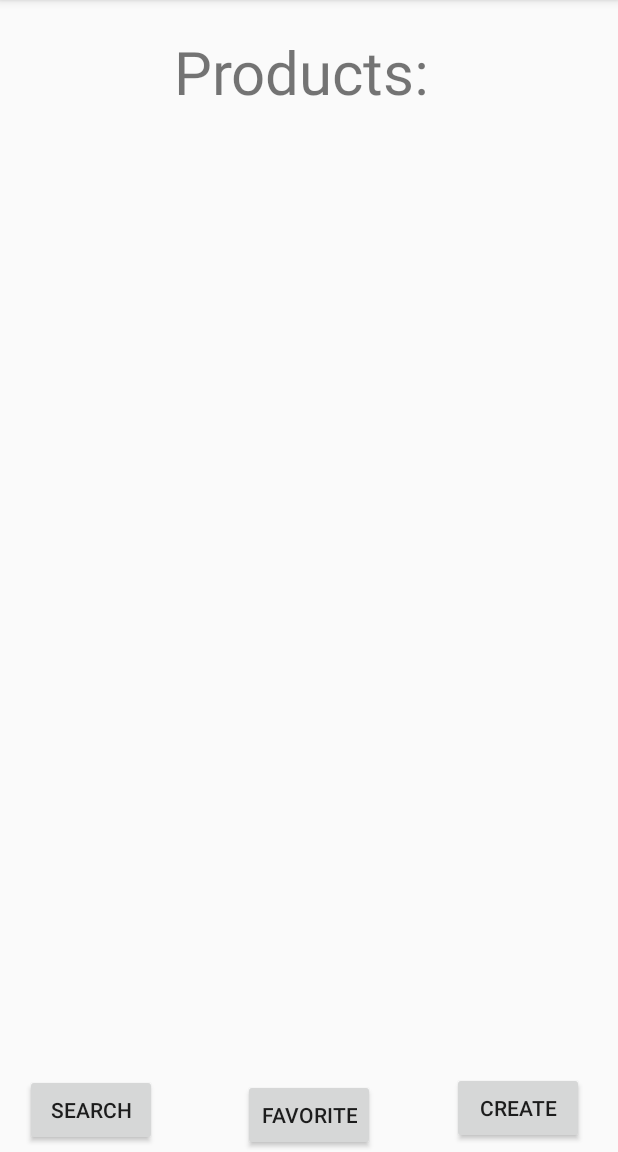
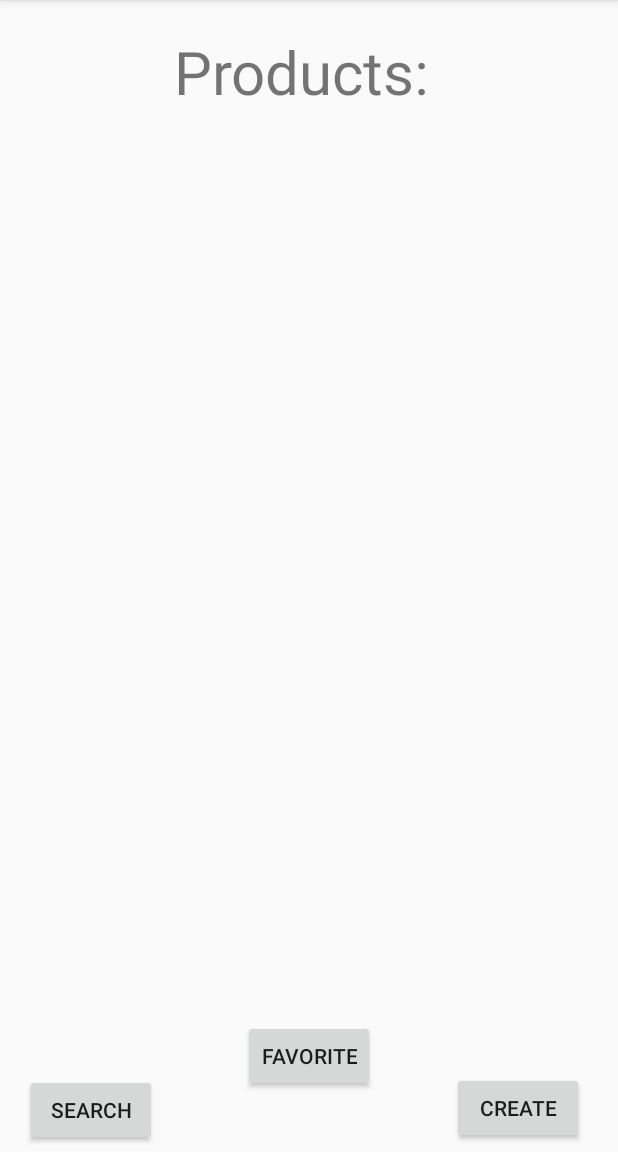
Before and after one commit to Andrewpfb/MobileSystemLabWork, an Android app: the screen it shows after launch (MainActivity), on a phone screen of 412 x 824 dp, the part 84-1236 px from its top. Run offline under Robolectric (Android 15) with nearby library versions, the phone set to English and light mode, and no system bars.

Commit message:
update SQLite

```diff
--- a/SQLite/app/src/main/AndroidManifest.xml
+++ b/SQLite/app/src/main/AndroidManifest.xml
@@ -19,7 +19,8 @@
         <activity android:name=".Activity.AddCategoryAndName" />
         <activity android:name=".Activity.AddPriceAndCountAndImg" />
         <activity android:name=".Activity.ResultActivity" />
-        <activity android:name=".Activity.SearchActivity"></activity>
+        <activity android:name=".Activity.SearchActivity" />
+        <activity android:name=".Activity.FavoriteAct"></activity>
     </application>
 
 </manifest>
--- a/SQLite/app/src/main/java/com/example/frost/sqlite/Activity/FavoriteItemActivity.java
+++ b/SQLite/app/src/main/java/com/example/frost/sqlite/Activity/FavoriteAct.java
@@ -12,10 +12,11 @@ import com.example.frost.sqlite.R;
 import java.util.ArrayList;
 import java.util.List;
 
-public class FavoriteItemActivity extends AppCompatActivity {
+public class FavoriteAct extends AppCompatActivity {
 
     @Override
     protected void onCreate(Bundle savedInstanceState) {
+
         super.onCreate(savedInstanceState);
         setContentView(R.layout.favorite_item);
         ListView favoriteListView = (ListView) findViewById(R.id.FI_ProductsList);
@@ -25,7 +26,7 @@ public class FavoriteItemActivity extends AppCompatActivity {
         if(products==null){
             products = new ArrayList<>();
         }
-        ProductAdapter productAdapter = new ProductAdapter(this,R.layout.f_item,products);
+        ProductAdapter productAdapter = new ProductAdapter(this,R.layout.f_item,products,db);
         favoriteListView.setAdapter(productAdapter);
     }
 }
--- a/SQLite/app/src/main/java/com/example/frost/sqlite/Activity/MainActivity.java
+++ b/SQLite/app/src/main/java/com/example/frost/sqlite/Activity/MainActivity.java
@@ -3,7 +3,6 @@ package com.example.frost.sqlite.Activity;
 import android.content.Intent;
 import android.support.v7.app.AppCompatActivity;
 import android.os.Bundle;
-import android.support.v7.view.StandaloneActionMode;
 import android.view.View;
 import android.widget.ListView;
 
@@ -18,7 +17,6 @@ import java.util.List;
 public class MainActivity extends AppCompatActivity {
 
     private List<Product> products;
-    ListView listView;
     DatabaseHelper db;
     @Override
     protected void onCreate(Bundle savedInstanceState) {
@@ -29,7 +27,9 @@ public class MainActivity extends AppCompatActivity {
         if(products==null) {
             products = new ArrayList<>();
         }
-        ShowProducts();
+        ListView listView = (ListView) findViewById(R.id.MA_ProductsList);
+        ProductAdapter productAdapter = new ProductAdapter(this,R.layout.item,products, db);
+        listView.setAdapter(productAdapter);
     }
 
     public void CreateClick(View view){
@@ -43,13 +43,7 @@ public class MainActivity extends AppCompatActivity {
     }
 
     public void FavoriteClick(View view){
-        Intent intent = new Intent(this, FavoriteItemActivity.class);
+        Intent intent = new Intent(this,FavoriteAct.class);
         startActivity(intent);
     }
-
-    public void ShowProducts(){
-        listView = (ListView) findViewById(R.id.MA_ProductsList);
-        ProductAdapter productAdapter = new ProductAdapter(this,R.layout.item,products);
-        listView.setAdapter(productAdapter);
-    }
 }
--- a/SQLite/app/src/main/java/com/example/frost/sqlite/Activity/ResultActivity.java
+++ b/SQLite/app/src/main/java/com/example/frost/sqlite/Activity/ResultActivity.java
@@ -53,7 +53,7 @@ public class ResultActivity extends AppCompatActivity {
     }
     public void SaveClick(View view){
         Product product = new Product(name.getText().toString(),category.getText().toString(),
-                Double.parseDouble(price.getText().toString()),Integer.parseInt(count.getText().toString()),bitmapBase64);
+                Double.parseDouble(price.getText().toString()),Integer.parseInt(count.getText().toString()),bitmapBase64,0);
         ControlToProduct.AddProductToList(new DatabaseHelper(this),product);
         Intent intent = new Intent(this,MainActivity.class);
         startActivity(intent);
--- a/SQLite/app/src/main/java/com/example/frost/sqlite/Activity/SearchActivity.java
+++ b/SQLite/app/src/main/java/com/example/frost/sqlite/Activity/SearchActivity.java
@@ -56,4 +56,8 @@ public class SearchActivity extends AppCompatActivity {
             startActivity(intent);
         }
     }
+    public void CancelClick(View view){
+        Intent intent = new Intent(this, MainActivity.class);
+        startActivity(intent);
+    }
 }
--- a/SQLite/app/src/main/java/com/example/frost/sqlite/Interface/IDatabaseHelper.java
+++ b/SQLite/app/src/main/java/com/example/frost/sqlite/Interface/IDatabaseHelper.java
@@ -15,7 +15,7 @@ public interface IDatabaseHelper {
     List<Product> getAllProducts();
     List<Product> getFavoriteProducts();
     int getProductsCount();
-    int updateProduct(Product product);
+    void updateProduct(Product product);
     void deleteProduct(Product product);
     void deleteAllProducts();
 }
--- a/SQLite/app/src/main/res/layout/activity_main.xml
+++ b/SQLite/app/src/main/res/layout/activity_main.xml
@@ -43,23 +43,6 @@
         app:layout_constraintVertical_bias="0.937" />
 
     <Button
-        android:id="@+id/MA_favoriteBtn"
-        android:layout_width="wrap_content"
-        android:layout_height="wrap_content"
-        android:layout_marginBottom="-42dp"
-        android:layout_marginLeft="8dp"
-        android:layout_marginRight="8dp"
-        android:layout_marginTop="8dp"
-        android:onClick="FavoriteClick"
-        android:text="Favorite"
-        app:layout_constraintBottom_toBottomOf="parent"
-        app:layout_constraintHorizontal_bias="0.501"
-        app:layout_constraintLeft_toLeftOf="parent"
-        app:layout_constraintRight_toRightOf="parent"
-        app:layout_constraintTop_toTopOf="parent"
-        app:layout_constraintVertical_bias="0.943" />
-
-    <Button
         android:id="@+id/MA_SearchBtn"
         android:layout_width="wrap_content"
         android:layout_height="wrap_content"
@@ -90,4 +73,20 @@
         app:layout_constraintTop_toTopOf="parent"
         app:layout_constraintVertical_bias="0.398"></ListView>
 
+    <Button
+        android:id="@+id/button"
+        android:layout_width="wrap_content"
+        android:layout_height="wrap_content"
+        android:text="Favorite"
+        android:layout_marginRight="8dp"
+        app:layout_constraintRight_toRightOf="parent"
+        android:layout_marginLeft="8dp"
+        app:layout_constraintLeft_toLeftOf="parent"
+        app:layout_constraintBottom_toBottomOf="parent"
+        android:layout_marginBottom="8dp"
+        app:layout_constraintTop_toTopOf="parent"
+        android:layout_marginTop="8dp"
+        app:layout_constraintVertical_bias="0.955"
+        android:onClick="FavoriteClick"/>
+
 </android.support.constraint.ConstraintLayout>
--- a/SQLite/app/src/main/res/layout/favorite_item.xml
+++ b/SQLite/app/src/main/res/layout/favorite_item.xml
@@ -4,7 +4,7 @@
     xmlns:tools="http://schemas.android.com/tools"
     android:layout_width="match_parent"
     android:layout_height="match_parent"
-    tools:context="com.example.frost.sqlite.Activity.FavoriteItemActivity">
+    tools:context="com.example.frost.sqlite.Activity.FavoriteAct">
 
     <TextView
         android:id="@+id/textView3"
--- a/SQLite/app/src/main/res/layout/search_layout.xml
+++ b/SQLite/app/src/main/res/layout/search_layout.xml
@@ -54,7 +54,8 @@
         app:layout_constraintTop_toTopOf="parent"
         app:layout_constraintVertical_bias="0.965"
         tools:layout_editor_absoluteX="16dp"
-        tools:layout_editor_absoluteY="456dp" />
+        tools:layout_editor_absoluteY="456dp"
+        android:onClick="CancelClick"/>
 
     <TextView
         android:id="@+id/SL_categoryTV"
```
Also changed, not shown: SQLite/app/src/main/java/com/example/frost/sqlite/HelperPackage/DatabaseHelper.java (+14 -9 lines), SQLite/app/src/main/java/com/example/frost/sqlite/HelperPackage/ProductAdapter.java (+52 -14 lines), SQLite/app/src/main/java/com/example/frost/sqlite/ProductPackage/Product.java (+5 -5 lines).
